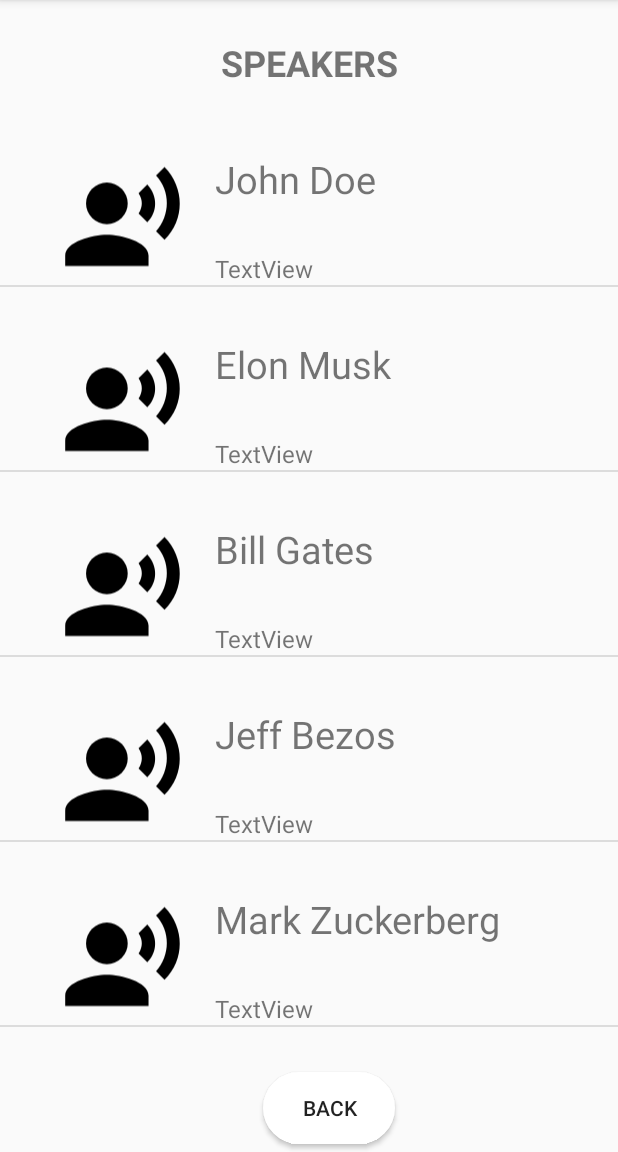
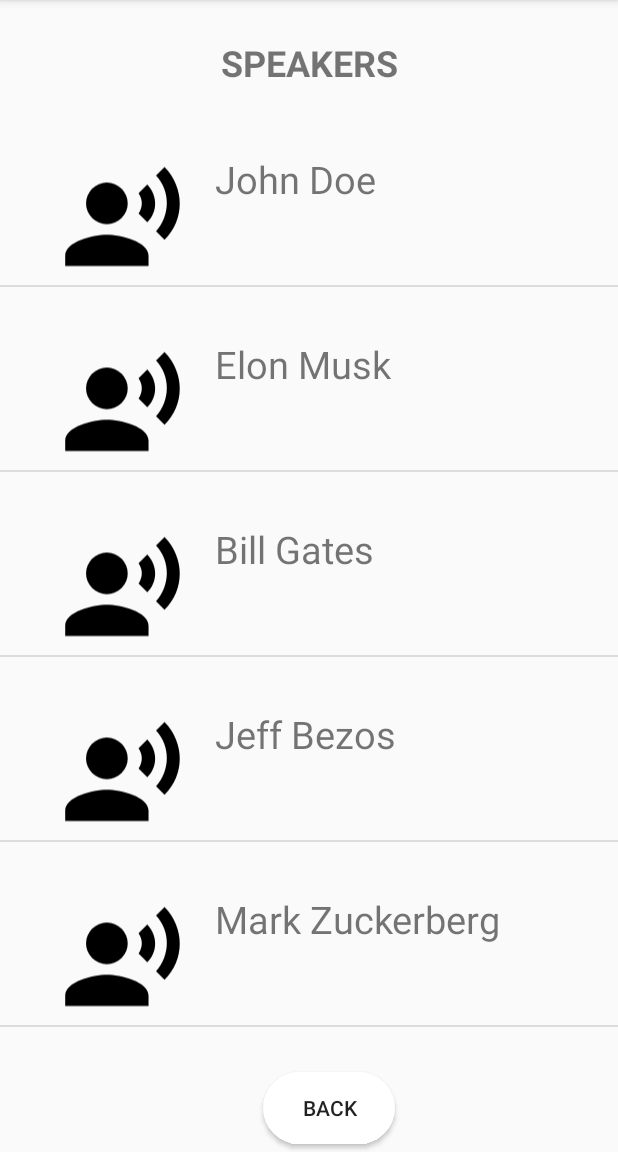
Before and after one commit to tddag/conferenceApp, an Android app: the SpeakersActivity screen opened directly, with no data from a screen before it, on a phone screen of 412 x 824 dp, the part 84-1236 px from its top. Run offline under Robolectric (Android 15) with nearby library versions, the phone set to English and light mode, and no system bars.

Commit message:
modify the Description TextView to be blank

```diff
--- a/Assignment/app/src/main/res/layout/custom_layout.xml
+++ b/Assignment/app/src/main/res/layout/custom_layout.xml
@@ -31,14 +31,13 @@
         android:layout_alignParentEnd="true"/>
 
     <TextView
-        android:textSize="16dp"
         android:id="@+id/textView2"
         android:layout_width="wrap_content"
         android:layout_height="wrap_content"
+        android:layout_alignStart="@+id/textView"
+        android:layout_alignLeft="@+id/textView"
         android:layout_alignBottom="@+id/imageView"
-        android:layout_alignLeft="@+id/textView"
-        android:layout_alignStart="@+id/textView"
+        android:layout_alignParentEnd="true"
         android:layout_alignParentRight="true"
-        android:layout_alignParentEnd="true"
-        android:text="TextView" />
+        android:textSize="16dp" />
 </RelativeLayout>
```
